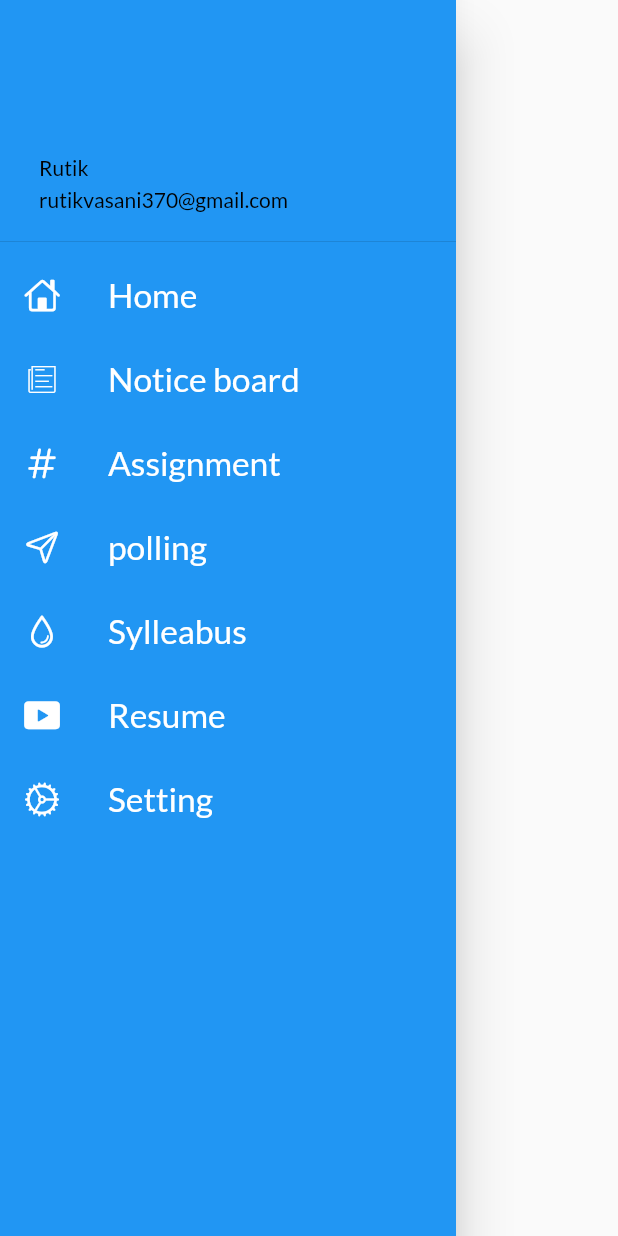
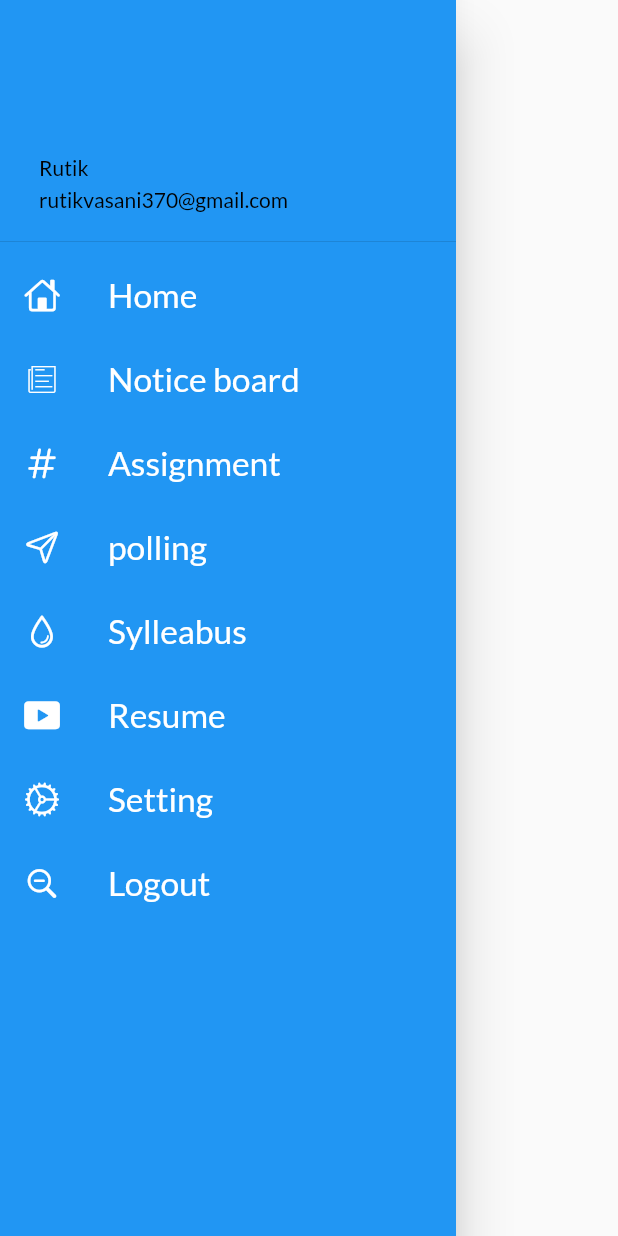
Before and after one commit to RutikVasani/Unify, a Flutter app: the MyDrawer widget shown alone on an empty page, opened directly, on a phone screen of 412 x 824 dp. Run offline on Flutter 3.47's test engine with Material 2 defaults, Android fonts, the phone set to English and light mode, and no system bars; our stand-ins replace google_fonts.

Commit message:
Add Logout Tile in Drawer

```diff
--- a/lib/main.dart
+++ b/lib/main.dart
@@ -1,6 +1,5 @@
 import 'package:flutter/material.dart';
 import 'package:flutter/services.dart';
-import 'package:flutter_application_1/drawer_manager/Sylleabus.dart';
 import 'package:flutter_application_1/drawer_manager/assignment.dart';
 import 'package:flutter_application_1/drawer_manager/notice_board.dart';
 import 'package:flutter_application_1/drawer_manager/polling.dart';
@@ -40,7 +39,6 @@ class MyApp extends StatelessWidget {
         MyRoutes.pollingroutes: (context) => Polling(),
         MyRoutes.resumeroutes: (context) => Resume(),
         MyRoutes.settingroutes: (context) => Setting(),
-        MyRoutes.sylleabusroutes: (context) => Sylleabus(),
       },
     );
   }
--- a/lib/pages/login_page.dart
+++ b/lib/pages/login_page.dart
@@ -177,7 +177,7 @@ class _LoginPageState extends State<LoginPage> {
                 child: Center(
                     child: Padding(
                   padding: const EdgeInsets.symmetric(horizontal: 110),
-                  child: Row(
+                  child: Column(
                     children: [
                       Text(
                         "Team VSR ",
--- a/lib/widgets/drawer.dart
+++ b/lib/widgets/drawer.dart
@@ -119,6 +119,18 @@ class MyDrawer extends StatelessWidget {
                   )),
               onTap: () => Navigator.pushNamed(context, MyRoutes.settingroutes),
             ),
+            ListTile(
+              leading: Icon(
+                CupertinoIcons.zoom_out,
+                color: Colors.white,
+              ),
+              title: Text("Logout",
+                  textScaleFactor: 1.4,
+                  style: TextStyle(
+                    color: Colors.white,
+                  )),
+              onTap: () => Navigator.pushNamed(context, MyRoutes.loginroutes),
+            ),
           ],
         ),
       ),
```
Also changed, not shown: lib/drawer_manager/Sylleabus.dart (deleted, +0 -16 lines).
